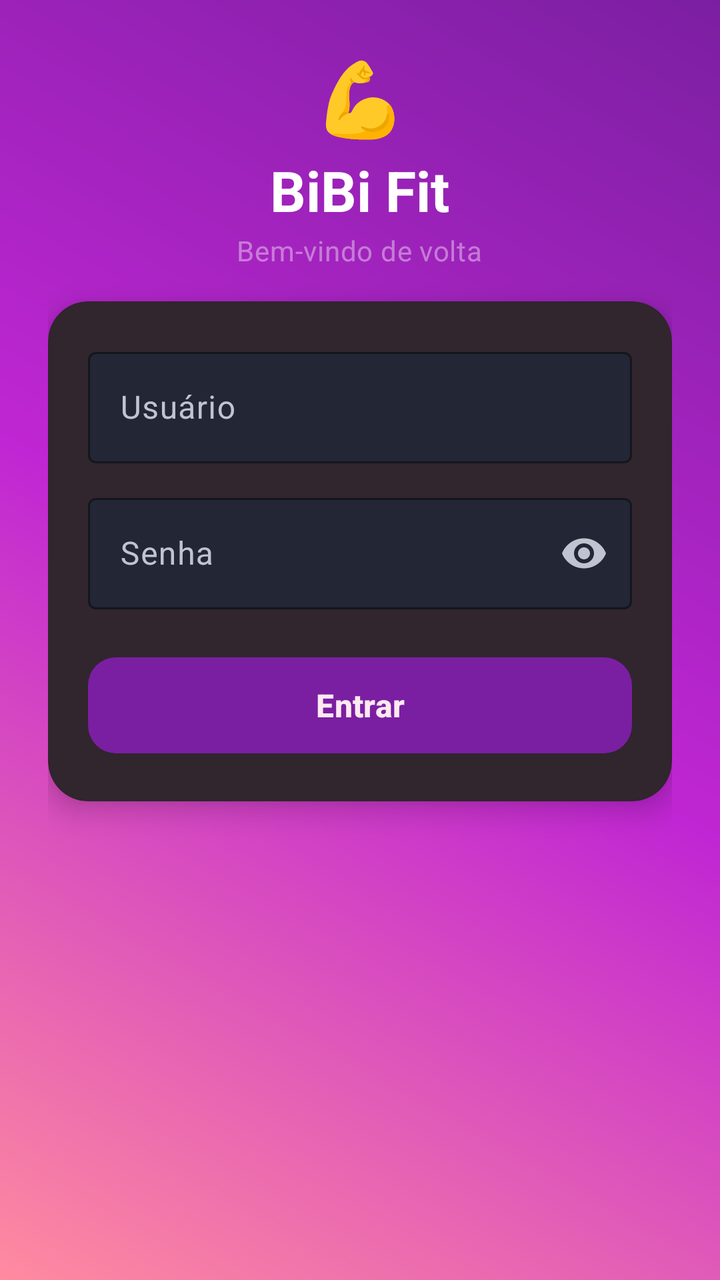
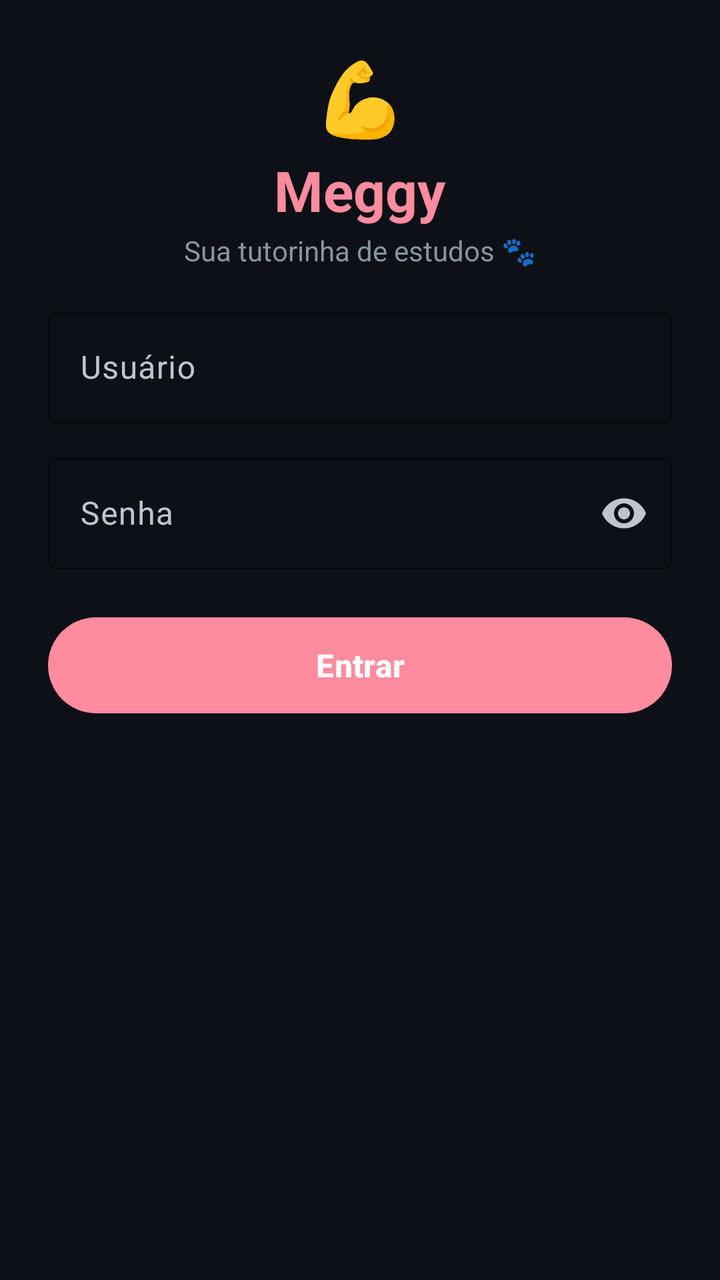

The first picture is an Android layout as it rendered before a commit; the second is the same layout after the commit. The layout source and the unified diff follow.
<!-- AndroidManifest.xml: application theme Theme.Meggy -->
<!-- res/layout/activity_login.xml -->
<?xml version="1.0" encoding="utf-8"?>
<ScrollView xmlns:android="http://schemas.android.com/apk/res/android"
    xmlns:app="http://schemas.android.com/apk/res-auto"
    android:id="@+id/login_scroll"
    android:layout_width="match_parent"
    android:layout_height="match_parent"
    android:background="@drawable/gradient_meggy"
    android:fillViewport="true"
    android:scrollbars="none">

    <LinearLayout
        android:layout_width="match_parent"
        android:layout_height="wrap_content"
        android:orientation="vertical"
        android:gravity="center_horizontal"
        android:padding="24dp"
        android:paddingBottom="400dp">

        
        <TextView
            android:layout_width="wrap_content"
            android:layout_height="wrap_content"
            android:textSize="36sp"
            android:text="💪" />

        <TextView
            android:layout_width="wrap_content"
            android:layout_height="wrap_content"
            android:layout_marginTop="4dp"
            android:text="@string/app_name"
            android:textAppearance="@style/TextAppearance.Meggy.Title"
            android:textSize="28sp" />

        <TextView
            android:layout_width="wrap_content"
            android:layout_height="wrap_content"
            android:layout_marginTop="2dp"
            android:text="@string/login_welcome"
            android:textAppearance="@style/TextAppearance.Meggy.Subtitle"
            android:textSize="14sp" />

        <Space android:layout_width="match_parent" android:layout_height="16dp" />

        
        <com.google.android.material.card.MaterialCardView
            android:layout_width="match_parent"
            android:layout_height="wrap_content"
            app:cardCornerRadius="20dp"
            app:cardBackgroundColor="@color/md_surface"
            app:cardElevation="8dp"
            app:strokeWidth="0dp">

            <LinearLayout
                android:layout_width="match_parent"
                android:layout_height="wrap_content"
                android:orientation="vertical"
                android:padding="20dp">

                <com.google.android.material.textfield.TextInputLayout
                    android:id="@+id/username_layout"
                    style="@style/Widget.Meggy.TextInputLayout"
                    android:layout_width="match_parent"
                    android:layout_height="wrap_content"
                    android:hint="@string/login_username_hint">

                    <com.google.android.material.textfield.TextInputEditText
                        android:id="@+id/username"
                        android:layout_width="match_parent"
                        android:layout_height="wrap_content"
                        android:inputType="text"
                        android:imeOptions="actionNext"
                        android:maxLines="1"
                        android:textColor="@color/md_on_surface" />
                </com.google.android.material.textfield.TextInputLayout>

                <Space android:layout_width="match_parent" android:layout_height="12dp" />

                <com.google.android.material.textfield.TextInputLayout
                    android:id="@+id/password_layout"
                    style="@style/Widget.Meggy.TextInputLayout"
                    android:layout_width="match_parent"
                    android:layout_height="wrap_content"
                    app:endIconMode="password_toggle"
                    android:hint="@string/login_password_hint">

                    <com.google.android.material.textfield.TextInputEditText
                        android:id="@+id/password"
                        android:layout_width="match_parent"
                        android:layout_height="wrap_content"
                        android:inputType="textPassword"
                        android:imeOptions="actionDone"
                        android:maxLines="1"
                        android:textColor="@color/md_on_surface" />
                </com.google.android.material.textfield.TextInputLayout>

                <Space android:layout_width="match_parent" android:layout_height="20dp" />

                <FrameLayout
                    android:layout_width="match_parent"
                    android:layout_height="wrap_content">

                    <com.google.android.material.button.MaterialButton
                        android:id="@+id/btn_login"
                        style="@style/Widget.Meggy.Button"
                        android:layout_width="match_parent"
                        android:layout_height="56dp"
                        android:text="@string/login_button"
                        android:textSize="16sp"
                        android:textStyle="bold" />

                    <ProgressBar
                        android:id="@+id/login_progress"
                        android:layout_width="24dp"
                        android:layout_height="24dp"
                        android:layout_gravity="center"
                        android:visibility="gone"
                        android:indeterminateTint="@color/md_on_primary_container" />
                </FrameLayout>

            </LinearLayout>
        </com.google.android.material.card.MaterialCardView>

    </LinearLayout>
</ScrollView>
<!-- resources referenced by this layout -->
<resources>
  <color name="md_on_primary_container">#FFFFEAF1</color>
  <color name="md_on_surface">#FFEAEAF0</color>
  <color name="md_surface">#FF16181F</color>
  <!-- drawable gradient_meggy (drawable) -->
  <?xml version="1.0" encoding="utf-8"?>
  <shape xmlns:android="http://schemas.android.com/apk/res/android"
      android:shape="rectangle">
      <gradient
          android:type="linear"
          android:angle="45"
          android:startColor="@color/meggy_pink"
          android:centerColor="@color/meggy_purple"
          android:endColor="@color/meggy_purple_deep" />
  </shape>
  <string name="app_name">BiBi Fit</string>
  <string name="login_button">Entrar</string>
  <string name="login_password_hint">Senha</string>
  <string name="login_username_hint">Usuário</string>
  <string name="login_welcome">Bem-vindo de volta</string>
  <style name="TextAppearance.Meggy.Subtitle" parent="TextAppearance.Material3.BodyMedium">
          <item name="android:textColor">@color/white_overlay</item>
      </style>
  <style name="TextAppearance.Meggy.Title" parent="TextAppearance.Material3.DisplaySmall">
          <item name="android:textColor">@android:color/white</item>
          <item name="android:textStyle">bold</item>
      </style>
  <style name="Widget.Meggy.Button" parent="Widget.Material3.Button">
          <item name="backgroundTint">@color/md_primary_container</item>
          <item name="android:textColor">@color/md_on_primary_container</item>
          <item name="cornerRadius">14dp</item>
      </style>
  <style name="Widget.Meggy.TextInputLayout" parent="Widget.Material3.TextInputLayout.OutlinedBox">
          <item name="boxStrokeColor">@color/md_primary</item>
          <item name="boxBackgroundColor">@color/md_surface_variant</item>
          <item name="hintTextColor">@color/md_primary</item>
      </style>
  <color name="meggy_pink">#FFFF8B9F</color>
  <color name="meggy_purple">#FFC026D3</color>
  <color name="meggy_purple_deep">#FF7B1FA2</color>
  <color name="white_overlay">#66FFFFFF</color>
  <color name="md_primary_container">#FF7B1FA2</color>
  <color name="md_primary">#FFFF8B9F</color>
  <color name="md_surface_variant">#FF232634</color>
  <color name="md_on_primary">#FF1A0A0F</color>
  <color name="md_secondary">#FFC026D3</color>
  <color name="md_on_secondary">#FF1A0A1F</color>
  <color name="md_secondary_container">#FF5A1B6E</color>
  <color name="md_on_secondary_container">#FFFBD7FF</color>
  <color name="md_background">#FF0D0E12</color>
  <color name="md_on_background">#FFEAEAF0</color>
  <color name="md_on_surface_variant">#FFC0C4D0</color>
  <color name="md_outline">#FF3A3F4F</color>
  <color name="md_outline_variant">#FF2A2E3A</color>
  <color name="md_error">#FFCF6679</color>
  <color name="md_on_error">#FF600014</color>
  <style name="Widget.Meggy.CardView" parent="Widget.Material3.CardView.Filled">
          <item name="cardBackgroundColor">@color/md_surface_container</item>
          <item name="cardCornerRadius">20dp</item>
          <item name="cardElevation">2dp</item>
          <item name="contentPadding">0dp</item>
          <item name="strokeWidth">0dp</item>
      </style>
  <color name="md_surface_container">#FF1B1E27</color>
  <!-- unchanged entries left out for length: 1 -->
</resources>

<!-- the commit's change to res/layout/activity_login.xml (unified diff, before → after) -->
@@ -4,7 +4,7 @@
     android:id="@+id/login_scroll"
     android:layout_width="match_parent"
     android:layout_height="match_parent"
-    android:background="@drawable/gradient_meggy"
+    android:background="#0D1117"
     android:fillViewport="true"
     android:scrollbars="none">
 
@@ -27,98 +27,82 @@
             android:layout_width="wrap_content"
             android:layout_height="wrap_content"
             android:layout_marginTop="4dp"
-            android:text="@string/app_name"
-            android:textAppearance="@style/TextAppearance.Meggy.Title"
-            android:textSize="28sp" />
+            android:text="Meggy"
+            android:textSize="28sp"
+            android:textStyle="bold"
+            android:textColor="#FF8B9F" />
 
         <TextView
             android:layout_width="wrap_content"
             android:layout_height="wrap_content"
             android:layout_marginTop="2dp"
-            android:text="@string/login_welcome"
-            android:textAppearance="@style/TextAppearance.Meggy.Subtitle"
+            android:text="Sua tutorinha de estudos 🐾"
+            android:textColor="#8B949E"
             android:textSize="14sp" />
 
         <Space android:layout_width="match_parent" android:layout_height="16dp" />
 
         
-        <com.google.android.material.card.MaterialCardView
+        <com.google.android.material.textfield.TextInputLayout
+            android:id="@+id/username_layout"
+            style="@style/Widget.Material3.TextInputLayout.OutlinedBox"
             android:layout_width="match_parent"
             android:layout_height="wrap_content"
-            app:cardCornerRadius="20dp"
-            app:cardBackgroundColor="@color/md_surface"
-            app:cardElevation="8dp"
-            app:strokeWidth="0dp">
+            android:layout_marginBottom="12dp"
+            android:hint="Usuário"
+            app:boxStrokeColor="#FF8B9F"
+            app:hintTextColor="#FF8B9F">
 
-            <LinearLayout
+            <com.google.android.material.textfield.TextInputEditText
+                android:id="@+id/username"
                 android:layout_width="match_parent"
                 android:layout_height="wrap_content"
-                android:orientation="vertical"
-                android:padding="20dp">
+                android:textColor="#E6EDF3"
+                android:inputType="text"
+                android:imeOptions="actionNext" />
+        </com.google.android.material.textfield.TextInputLayout>
 
-                <com.google.android.material.textfield.TextInputLayout
-                    android:id="@+id/username_layout"
-                    style="@style/Widget.Meggy.TextInputLayout"
-                    android:layout_width="match_parent"
-                    android:layout_height="wrap_content"
-                    android:hint="@string/login_username_hint">
+        
+        <com.google.android.material.textfield.TextInputLayout
+            android:id="@+id/password_layout"
+            style="@style/Widget.Material3.TextInputLayout.OutlinedBox"
+            android:layout_width="match_parent"
+            android:layout_height="wrap_content"
+            android:layout_marginBottom="20dp"
+            android:hint="Senha"
+            app:boxStrokeColor="#FF8B9F"
+            app:hintTextColor="#FF8B9F"
+            app:endIconMode="password_toggle">
 
-                    <com.google.android.material.textfield.TextInputEditText
-                        android:id="@+id/username"
-                        android:layout_width="match_parent"
-                        android:layout_height="wrap_content"
-                        android:inputType="text"
-                        android:imeOptions="actionNext"
-                        android:maxLines="1"
-                        android:textColor="@color/md_on_surface" />
-                </com.google.android.material.textfield.TextInputLayout>
+            <com.google.android.material.textfield.TextInputEditText
+                android:id="@+id/password"
+                android:layout_width="match_parent"
+                android:layout_height="wrap_content"
+                android:textColor="#E6EDF3"
+                android:inputType="textPassword"
+                android:imeOptions="actionDone" />
+        </com.google.android.material.textfield.TextInputLayout>
 
-                <Space android:layout_width="match_parent" android:layout_height="12dp" />
+        
+        <com.google.android.material.button.MaterialButton
+            android:id="@+id/btn_login"
+            android:layout_width="match_parent"
+            android:layout_height="56dp"
+            android:text="Entrar"
+            android:textSize="16sp"
+            android:textStyle="bold"
+            android:textColor="#FFFFFF"
+            app:backgroundTint="#FF8B9F"
+            app:cornerRadius="28dp" />
 
-                <com.google.android.material.textfield.TextInputLayout
-                    android:id="@+id/password_layout"
-                    style="@style/Widget.Meggy.TextInputLayout"
-                    android:layout_width="match_parent"
-                    android:layout_height="wrap_content"
-                    app:endIconMode="password_toggle"
-                    android:hint="@string/login_password_hint">
-
-                    <com.google.android.material.textfield.TextInputEditText
-                        android:id="@+id/password"
-                        android:layout_width="match_parent"
-                        android:layout_height="wrap_content"
-                        android:inputType="textPassword"
-                        android:imeOptions="actionDone"
-                        android:maxLines="1"
-                        android:textColor="@color/md_on_surface" />
-                </com.google.android.material.textfield.TextInputLayout>
-
-                <Space android:layout_width="match_parent" android:layout_height="20dp" />
-
-                <FrameLayout
-                    android:layout_width="match_parent"
-                    android:layout_height="wrap_content">
-
-                    <com.google.android.material.button.MaterialButton
-                        android:id="@+id/btn_login"
-                        style="@style/Widget.Meggy.Button"
-                        android:layout_width="match_parent"
-                        android:layout_height="56dp"
-                        android:text="@string/login_button"
-                        android:textSize="16sp"
-                        android:textStyle="bold" />
-
-                    <ProgressBar
-                        android:id="@+id/login_progress"
-                        android:layout_width="24dp"
-                        android:layout_height="24dp"
-                        android:layout_gravity="center"
-                        android:visibility="gone"
-                        android:indeterminateTint="@color/md_on_primary_container" />
-                </FrameLayout>
-
-            </LinearLayout>
-        </com.google.android.material.card.MaterialCardView>
+        
+        <ProgressBar
+            android:id="@+id/login_progress"
+            android:layout_width="24dp"
+            android:layout_height="24dp"
+            android:layout_marginTop="20dp"
+            android:visibility="gone"
+            android:indeterminateTint="#FF8B9F" />
 
     </LinearLayout>
 </ScrollView>
<!-- resource entries referenced after the edit -->
@@ -3,43 +3,6 @@
   <color name="md_on_primary_container">#FFFFEAF1</color>
   <color name="md_on_surface">#FFEAEAF0</color>
   <color name="md_surface">#FF16181F</color>
-  <!-- drawable gradient_meggy (drawable) -->
-  <?xml version="1.0" encoding="utf-8"?>
-  <shape xmlns:android="http://schemas.android.com/apk/res/android"
-      android:shape="rectangle">
-      <gradient
-          android:type="linear"
-          android:angle="45"
-          android:startColor="@color/meggy_pink"
-          android:centerColor="@color/meggy_purple"
-          android:endColor="@color/meggy_purple_deep" />
-  </shape>
-  <string name="app_name">BiBi Fit</string>
-  <string name="login_button">Entrar</string>
-  <string name="login_password_hint">Senha</string>
-  <string name="login_username_hint">Usuário</string>
-  <string name="login_welcome">Bem-vindo de volta</string>
-  <style name="TextAppearance.Meggy.Subtitle" parent="TextAppearance.Material3.BodyMedium">
-          <item name="android:textColor">@color/white_overlay</item>
-      </style>
-  <style name="TextAppearance.Meggy.Title" parent="TextAppearance.Material3.DisplaySmall">
-          <item name="android:textColor">@android:color/white</item>
-          <item name="android:textStyle">bold</item>
-      </style>
-  <style name="Widget.Meggy.Button" parent="Widget.Material3.Button">
-          <item name="backgroundTint">@color/md_primary_container</item>
-          <item name="android:textColor">@color/md_on_primary_container</item>
-          <item name="cornerRadius">14dp</item>
-      </style>
-  <style name="Widget.Meggy.TextInputLayout" parent="Widget.Material3.TextInputLayout.OutlinedBox">
-          <item name="boxStrokeColor">@color/md_primary</item>
-          <item name="boxBackgroundColor">@color/md_surface_variant</item>
-          <item name="hintTextColor">@color/md_primary</item>
-      </style>
-  <color name="meggy_pink">#FFFF8B9F</color>
-  <color name="meggy_purple">#FFC026D3</color>
-  <color name="meggy_purple_deep">#FF7B1FA2</color>
-  <color name="white_overlay">#66FFFFFF</color>
   <color name="md_primary_container">#FF7B1FA2</color>
   <color name="md_primary">#FFFF8B9F</color>
   <color name="md_surface_variant">#FF232634</color>
